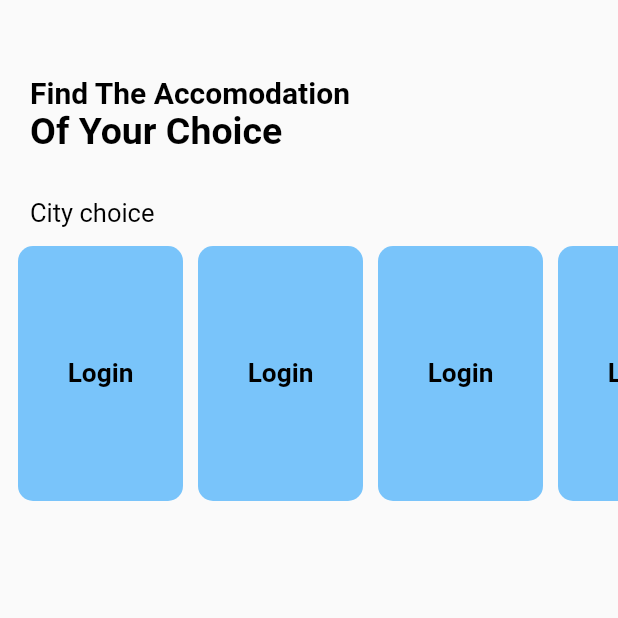
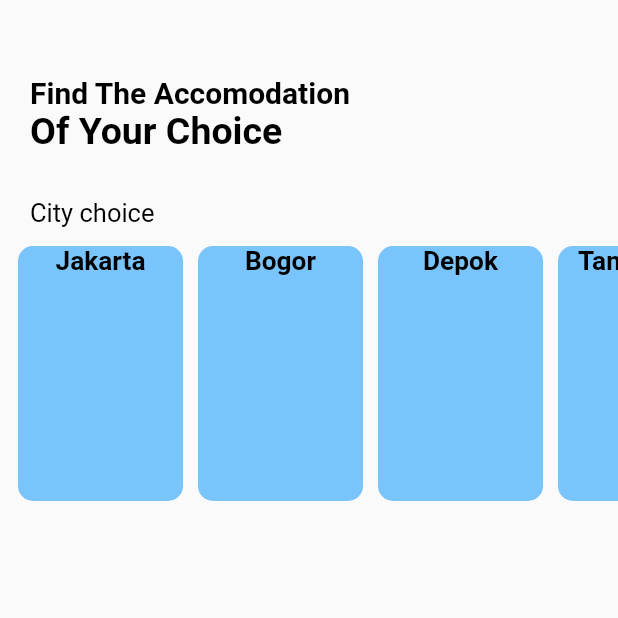
Before and after one commit to al-chakim/TaMob, a Flutter app: the Home screen opened directly, on a phone screen of 412 x 824 dp, the top half of it. Run offline on Flutter 3.47's test engine with Material 2 defaults, Android fonts, the phone set to English and light mode, and no system bars.

Commit message:
gambar eror

```diff
--- a/golodors/lib/home.dart
+++ b/golodors/lib/home.dart
@@ -50,7 +50,43 @@ class _HomeState extends State<Home> {
             padding: EdgeInsets.all(12),
             child: Row(
               children: [
-                Container(
+                sleding(teks1:'Jakarta', press: (){}),
+                SizedBox(width: 10,),
+                sleding(teks1: 'Bogor', press: (){}),
+                SizedBox(width: 10,),
+                sleding(teks1: 'Depok', press: (){}),
+                SizedBox(width: 10,),
+                sleding(teks1: 'Tangerang', press: (){}),
+                SizedBox(width: 10,),
+                sleding(teks1: 'Bekasi', press: (){}),
+              ],
+            ),
+          )
+        ],
+      ),
+    );
+  }
+}
+
+class sleding extends StatelessWidget {
+
+  final String teks1;
+  final VoidCallback press;
+  //final String gambar;
+
+  const sleding({
+
+    Key? key,
+
+  required this.teks1,
+  required this.press,
+  //required this.gambar
+
+  }) : super(key: key);
+
+  @override
+  Widget build(BuildContext context) {
+    return Container(
       height: 170,
       width: 110,
       padding: EdgeInsets.only(left: 0, top: 0),
@@ -61,138 +97,17 @@ class _HomeState extends State<Home> {
       child: Material(
         color: Colors.transparent,
         child: InkWell(
-                      onTap: () {
-                        // Navigator.push(
-                        //   context, MaterialPageRoute(
-                        //     builder: (context) => Home()
-                        //   )
-                        // );
-                      },
-                      child: Center(
-                        child: Text(
-                          'Login',
+          onTap: press,
+          child: Column(
+            children: [
+              //Image.asset(gambar),
+              Text(
+                teks1,
                 style: huruf1.copyWith(fontSize: 17.5, color: empat),
-                        ),
-                      ),
-                    ),
-                  ),
-                ),
-                SizedBox(width: 10,),
-                Container(
-                  height: 170,
-                  width: 110,
-                  padding: EdgeInsets.only(left: 0, top: 0),
-                  //margin:
-                      // EdgeInsets.only(right: 20, left: 20, top: 10, bottom: 10),
-                  decoration: BoxDecoration(
-                      borderRadius: BorderRadius.circular(10), color: satu),
-                  child: Material(
-                    color: Colors.transparent,
-                    child: InkWell(
-                      onTap: () {
-                        // Navigator.push(
-                        //   context, MaterialPageRoute(
-                        //     builder: (context) => Home()
-                        //   )
-                        // );
-                      },
-                      child: Center(
-                        child: Text(
-                          'Login',
-                          style: huruf1.copyWith(fontSize: 17.5, color: empat),
-                        ),
-                      ),
-                    ),
-                  ),
-                ),
-                SizedBox(width: 10,),
-                Container(
-                  height: 170,
-                  width: 110,
-                  padding: EdgeInsets.only(left: 0, top: 0),
-                  //margin:
-                      // EdgeInsets.only(right: 20, left: 20, top: 10, bottom: 10),
-                  decoration: BoxDecoration(
-                      borderRadius: BorderRadius.circular(10), color: satu),
-                  child: Material(
-                    color: Colors.transparent,
-                    child: InkWell(
-                      onTap: () {
-                        // Navigator.push(
-                        //   context, MaterialPageRoute(
-                        //     builder: (context) => Home()
-                        //   )
-                        // );
-                      },
-                      child: Center(
-                        child: Text(
-                          'Login',
-                          style: huruf1.copyWith(fontSize: 17.5, color: empat),
-                        ),
-                      ),
-                    ),
-                  ),
-                ),
-                SizedBox(width: 10,),
-                Container(
-                  height: 170,
-                  width: 110,
-                  padding: EdgeInsets.only(left: 0, top: 0),
-                  //margin:
-                      // EdgeInsets.only(right: 20, left: 20, top: 10, bottom: 10),
-                  decoration: BoxDecoration(
-                      borderRadius: BorderRadius.circular(10), color: satu),
-                  child: Material(
-                    color: Colors.transparent,
-                    child: InkWell(
-                      onTap: () {
-                        // Navigator.push(
-                        //   context, MaterialPageRoute(
-                        //     builder: (context) => Home()
-                        //   )
-                        // );
-                      },
-                      child: Center(
-                        child: Text(
-                          'Login',
-                          style: huruf1.copyWith(fontSize: 17.5, color: empat),
-                        ),
-                      ),
-                    ),
-                  ),
-                ),
-                SizedBox(width: 10,),
-                Container(
-                  height: 170,
-                  width: 110,
-                  padding: EdgeInsets.only(left: 0, top: 0),
-                  //margin:
-                      // EdgeInsets.only(right: 20, left: 20, top: 10, bottom: 10),
-                  decoration: BoxDecoration(
-                      borderRadius: BorderRadius.circular(10), color: satu),
-                  child: Material(
-                    color: Colors.transparent,
-                    child: InkWell(
-                      onTap: () {
-                        // Navigator.push(
-                        //   context, MaterialPageRoute(
-                        //     builder: (context) => Home()
-                        //   )
-                        // );
-                      },
-                      child: Center(
-                        child: Text(
-                          'Login',
-                          style: huruf1.copyWith(fontSize: 17.5, color: empat),
-                        ),
-                      ),
-                    ),
-                  ),
               ),
             ],
           ),
-          )
-        ],
+        ),
       ),
     );
   }
```
Lines whose indentation alone changed are shown as unchanged.
